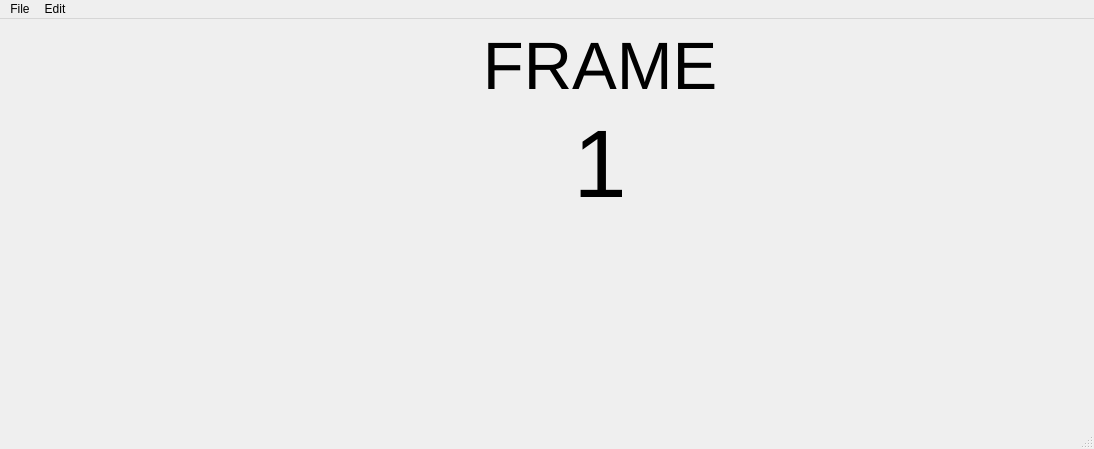
Old version of the form mainwindow.ui in the repository adiaz004/bowling_scoring_application.
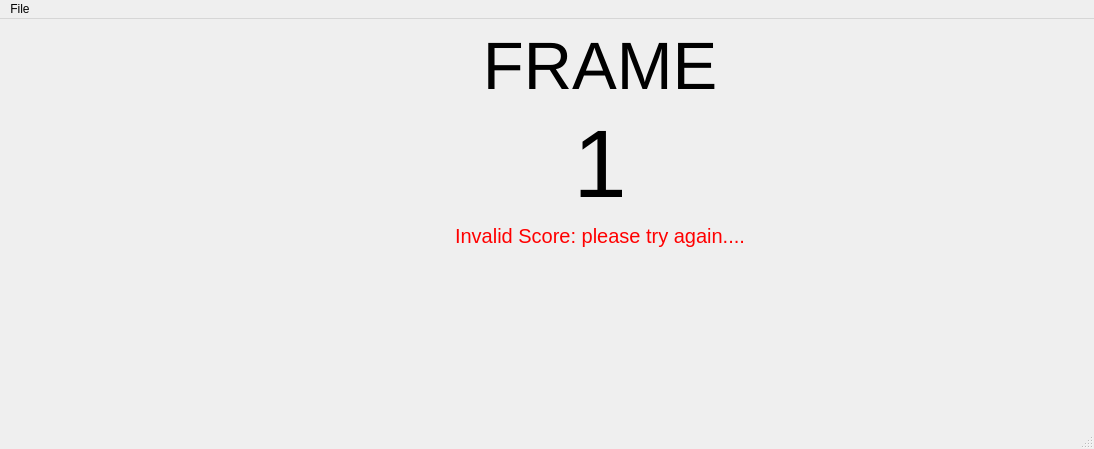
New version of the form.

Patch:
```diff
--- a/mainwindow.ui
+++ b/mainwindow.ui
@@ -63,6 +63,24 @@
             </property>
            </widget>
           </item>
+          <item row="2" column="1">
+           <widget class="QLabel" name="errorLabel">
+            <property name="font">
+             <font>
+              <pointsize>15</pointsize>
+             </font>
+            </property>
+            <property name="styleSheet">
+             <string notr="true">color: red</string>
+            </property>
+            <property name="text">
+             <string>Invalid Score: please try again....</string>
+            </property>
+            <property name="alignment">
+             <set>Qt::AlignCenter</set>
+            </property>
+           </widget>
+          </item>
          </layout>
         </item>
        </layout>
@@ -90,14 +108,7 @@
     <addaction name="actionNew_Game"/>
     <addaction name="actionExit"/>
    </widget>
-   <widget class="QMenu" name="menuEdit">
-    <property name="title">
-     <string>Edit</string>
-    </property>
-    <addaction name="actionUndo"/>
-   </widget>
    <addaction name="menuFile"/>
-   <addaction name="menuEdit"/>
   </widget>
   <widget class="QStatusBar" name="statusbar"/>
   <action name="actionExit">
```
